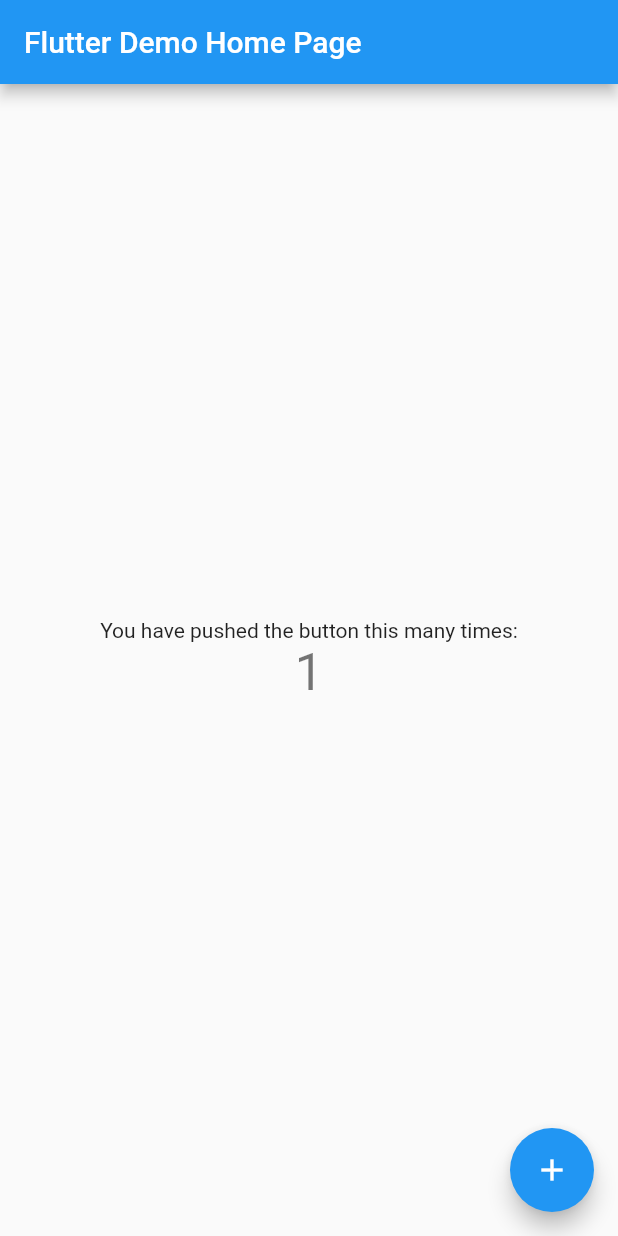
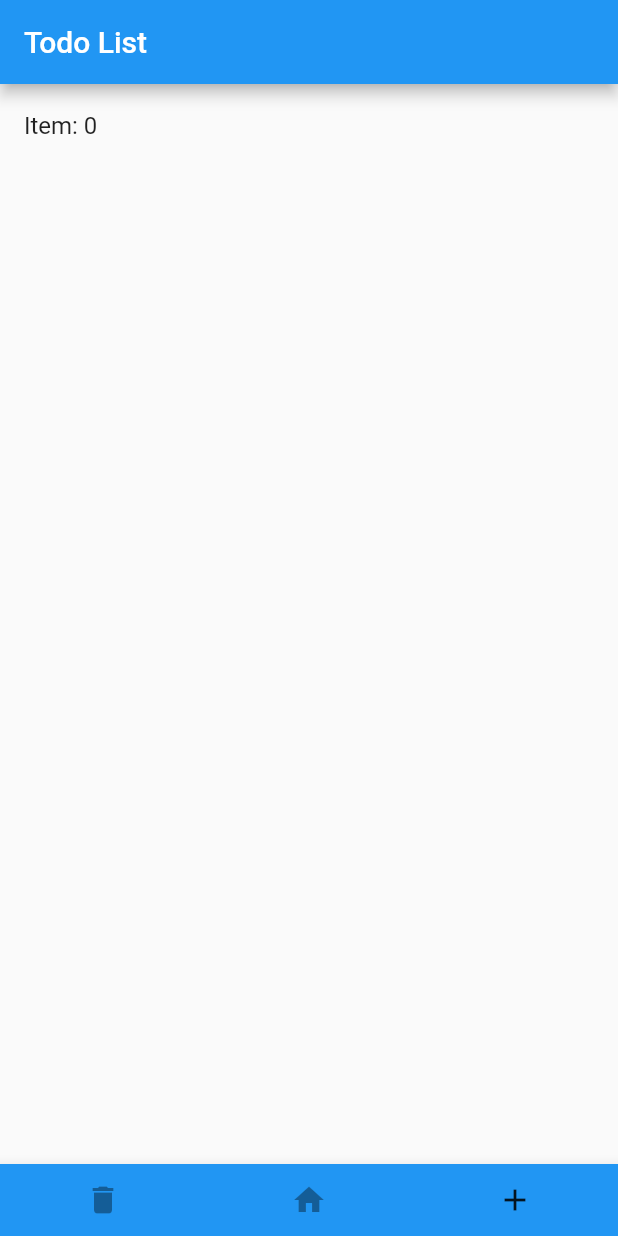
Before and after one commit to asimos-bot/todo_app, a Flutter app: the screen it shows after launch, after a tap on the "add" icon, on a phone screen of 412 x 824 dp. Run offline on Flutter 3.47's test engine with Material 2 defaults, Android fonts, the phone set to English and light mode, and no system bars.

Commit message:
added a bottom bar

```diff
--- /dev/null
+++ b/lib/ListEntry.dart
@@ -0,0 +1,16 @@
+import 'package:flutter/material.dart';
+
+class ListEntry {
+
+  String _text;
+  final int index;
+
+  ListEntry(this._text, this.index);
+
+  Widget toWidget(){
+
+    return new ListTile(
+      title: new Text(_text)
+    );
+  }
+}
--- a/lib/main.dart
+++ b/lib/main.dart
@@ -1,111 +1,91 @@
 import 'package:flutter/material.dart';
+import 'ListEntry.dart';
 
-void main() => runApp(MyApp());
+void main() => runApp(new TodoApp());
 
-class MyApp extends StatelessWidget {
-  // This widget is the root of your application.
+//Main widget
+class TodoApp extends StatelessWidget {
+
   @override
-  Widget build(BuildContext context) {
-    return MaterialApp(
-      title: 'Flutter Demo',
-      theme: ThemeData(
-        // This is the theme of your application.
-        //
-        // Try running your application with "flutter run". You'll see the
-        // application has a blue toolbar. Then, without quitting the app, try
-        // changing the primarySwatch below to Colors.green and then invoke
-        // "hot reload" (press "r" in the console where you ran "flutter run",
-        // or simply save your changes to "hot reload" in a Flutter IDE).
-        // Notice that the counter didn't reset back to zero; the application
-        // is not restarted.
-        primarySwatch: Colors.blue,
-      ),
-      home: MyHomePage(title: 'Flutter Demo Home Page'),
+  Widget build(BuildContext context){
+
+    return new MaterialApp(
+      title: 'Todo Yourself', //title which appear when we minimize the app
+      home: new TodoList() //actual app stuff
     );
   }
 }
 
-class MyHomePage extends StatefulWidget {
-  MyHomePage({Key key, this.title}) : super(key: key);
-
-  // This widget is the home page of your application. It is stateful, meaning
-  // that it has a State object (defined below) that contains fields that affect
-  // how it looks.
-
-  // This class is the configuration for the state. It holds the values (in this
-  // case the title) provided by the parent (in this case the App widget) and
-  // used by the build method of the State. Fields in a Widget subclass are
-  // always marked "final".
-
-  final String title;
+//the content of the main widget
+class TodoList extends StatefulWidget {
 
   @override
-  _MyHomePageState createState() => _MyHomePageState();
+  createState() => new TodoListState();
 }
 
-class _MyHomePageState extends State<MyHomePage> {
-  int _counter = 0;
+//describe states of todoList
+class TodoListState extends State<TodoList> {
 
-  void _incrementCounter() {
-    setState(() {
-      // This call to setState tells the Flutter framework that something has
-      // changed in this State, which causes it to rerun the build method below
-      // so that the display can reflect the updated values. If we changed
-      // _counter without calling setState(), then the build method would not be
-      // called again, and so nothing would appear to happen.
-      _counter++;
+  //actual todoList entrys, made of ListEntry classes
+  List<ListEntry> _todoItems = [];
+
+  //will be called every time the button to add a list entry is pressed
+  void _addTodoItem(){
+
+    // Putting our code inside "setState" tells the app that our state has changed, and
+    // it will automatically re-render the list
+    setState((){
+
+      int index = _todoItems.length;
+      _todoItems.add(new ListEntry('Item: ' + index.toString(), index));
     });
+  }
+
+  //build whole list of todoitems
+  Widget _buildTodoList() {
+    return new ListView.builder(
+      itemBuilder: (context, index) {
+        // itemBuilder will be automatically be called as many times as it takes for the
+        // list to fill up its available space, which is most likely more than the
+        // number of todoitems we have. So, we need to check the index is OK.
+        if(index < _todoItems.length) {
+          return _todoItems[index].toWidget();
+        }
+      },
+    );
   }
 
   @override
   Widget build(BuildContext context) {
-    // This method is rerun every time setState is called, for instance as done
-    // by the _incrementCounter method above.
-    //
-    // The Flutter framework has been optimized to make rerunning build methods
-    // fast, so that you can just rebuild anything that needs updating rather
-    // than having to individually change instances of widgets.
-    return Scaffold(
-      appBar: AppBar(
-        // Here we take the value from the MyHomePage object that was created by
-        // the App.build method, and use it to set our appbar title.
-        title: Text(widget.title),
+    return new Scaffold(
+      //top bar
+      appBar: new AppBar(
+          title: new Text('Todo List')
       ),
-      body: Center(
-        // Center is a layout widget. It takes a single child and positions it
-        // in the middle of the parent.
-        child: Column(
-          // Column is also layout widget. It takes a list of children and
-          // arranges them vertically. By default, it sizes itself to fit its
-          // children horizontally, and tries to be as tall as its parent.
-          //
-          // Invoke "debug painting" (press "p" in the console, choose the
-          // "Toggle Debug Paint" action from the Flutter Inspector in Android
-          // Studio, or the "Toggle Debug Paint" command in Visual Studio Code)
-          // to see the wireframe for each widget.
-          //
-          // Column has various properties to control how it sizes itself and
-          // how it positions its children. Here we use mainAxisAlignment to
-          // center the children vertically; the main axis here is the vertical
-          // axis because Columns are vertical (the cross axis would be
-          // horizontal).
-          mainAxisAlignment: MainAxisAlignment.center,
-          children: <Widget>[
-            Text(
-              'You have pushed the button this many times:',
-            ),
-            Text(
-              '$_counter',
-              style: Theme.of(context).textTheme.display1,
-            ),
-          ],
+      //content in the middle of the screen
+      body: _buildTodoList(),
+      //bottom bar
+      bottomNavigationBar: new BottomAppBar(
+          //background color
+          color: Colors.blue,
+          shape: CircularNotchedRectangle(),
+          //here we say we want a row to be inside the bottom bar (because the icons are in a row, just think about it)
+          child: new Row(
+            mainAxisSize: MainAxisSize.max,
+            mainAxisAlignment: MainAxisAlignment.spaceBetween,
+            children: <Widget>[
+                Expanded(
+                    child: IconButton(icon: Icon(Icons.delete))
+                ),
+                Expanded(
+                    child: IconButton(icon: Icon(Icons.home))
+                ),
+                Expanded(
+                    child: IconButton(icon: Icon(Icons.add), onPressed: _addTodoItem)
+                ),
+              ]
+          )
         ),
-      ),
-      floatingActionButton: FloatingActionButton(
-        onPressed: _incrementCounter,
-        tooltip: 'Increment',
-        child: Icon(Icons.add),
-      ), // This trailing comma makes auto-formatting nicer for build methods.
-    );
+      );
   }
 }
```
